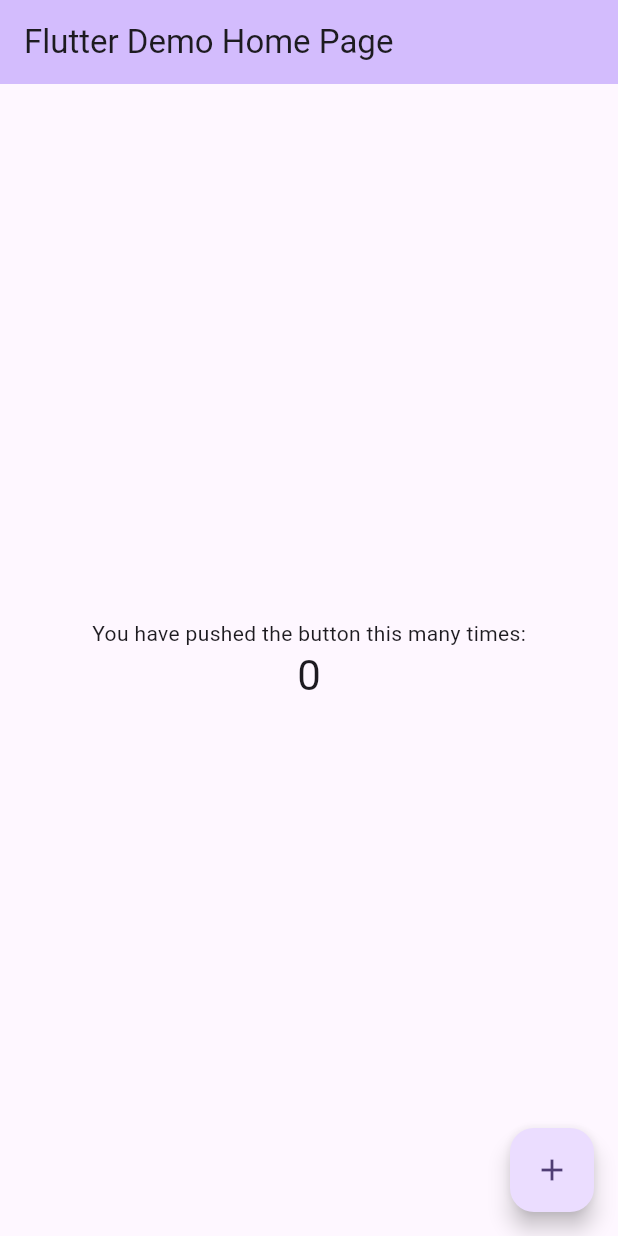
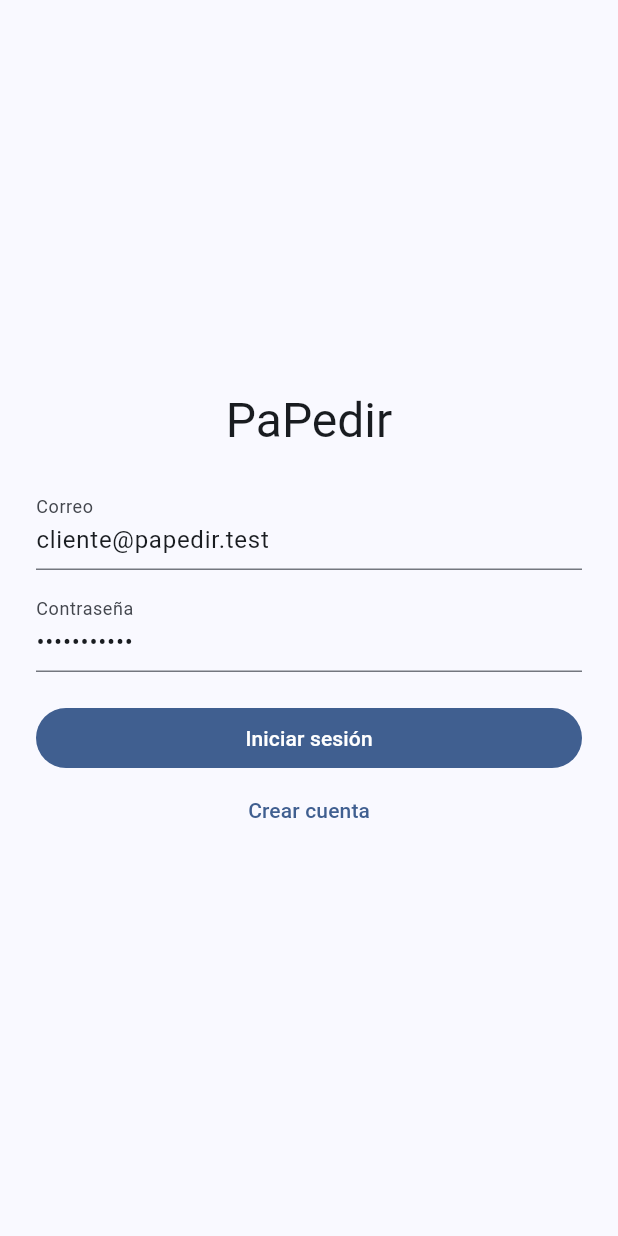
Before and after one commit to omarsyn/papedir-frontend, a Flutter app: the screen it shows after launch, on a phone screen of 412 x 824 dp. Run offline on Flutter 3.47's test engine with Material 3 defaults, Android fonts, the phone set to English and light mode, and no system bars; our stand-ins replace dio, flutter_riverpod, flutter_secure_storage.

Commit message:
feat(cliente): login y registro con la API de PaPedir

```diff
--- /dev/null
+++ b/apps/cliente/lib/config.dart
@@ -0,0 +1,4 @@
+const apiUrl = String.fromEnvironment(
+  'API_URL',
+  defaultValue: 'http://10.0.2.2:4010',
+);
--- /dev/null
+++ b/apps/cliente/lib/features/auth/screens/login_screen.dart
@@ -0,0 +1,101 @@
+import 'package:flutter/material.dart';
+import 'package:flutter_riverpod/flutter_riverpod.dart';
+import '../data/auth_repository.dart';
+import '../providers/auth_provider.dart';
+import 'register_screen.dart';
+
+class LoginScreen extends ConsumerStatefulWidget {
+  const LoginScreen({super.key});
+  @override
+  ConsumerState<LoginScreen> createState() => _LoginScreenState();
+}
+
+class _LoginScreenState extends ConsumerState<LoginScreen> {
+  final _form = GlobalKey<FormState>();
+  final _email = TextEditingController(text: 'cliente@papedir.test');
+  final _password = TextEditingController(text: 'PaPedir123!');
+  bool _cargando = false;
+  String? _error;
+
+  Future<void> _entrar() async {
+    if (!_form.currentState!.validate()) return;
+    setState(() {
+      _cargando = true;
+      _error = null;
+    });
+    try {
+      await ref
+          .read(sesionProvider.notifier)
+          .login(_email.text.trim(), _password.text);
+    } on ApiError catch (e) {
+      setState(() => _error = e.message);
+    } finally {
+      if (mounted) setState(() => _cargando = false);
+    }
+  }
+
+  @override
+  Widget build(BuildContext context) {
+    return Scaffold(
+      body: SafeArea(
+        child: Center(
+          child: SingleChildScrollView(
+            padding: const EdgeInsets.all(24),
+            child: Form(
+              key: _form,
+              child: Column(
+                mainAxisSize: MainAxisSize.min,
+                crossAxisAlignment: CrossAxisAlignment.stretch,
+                children: [
+                  Text('PaPedir',
+                      textAlign: TextAlign.center,
+                      style: Theme.of(context).textTheme.headlineLarge),
+                  const SizedBox(height: 24),
+                  TextFormField(
+                    controller: _email,
+                    keyboardType: TextInputType.emailAddress,
+                    decoration: const InputDecoration(labelText: 'Correo'),
+                    validator: (v) => (v == null || !v.contains('@'))
+                        ? 'Correo inválido'
+                        : null,
+                  ),
+                  const SizedBox(height: 12),
+                  TextFormField(
+                    controller: _password,
+                    obscureText: true,
+                    decoration: const InputDecoration(labelText: 'Contraseña'),
+                    validator: (v) => (v == null || v.length < 8)
+                        ? 'Mínimo 8 caracteres'
+                        : null,
+                  ),
+                  if (_error != null) ...[
+                    const SizedBox(height: 12),
+                    Text(_error!,
+                        style: TextStyle(
+                            color: Theme.of(context).colorScheme.error)),
+                  ],
+                  const SizedBox(height: 20),
+                  FilledButton(
+                    onPressed: _cargando ? null : _entrar,
+                    child: _cargando
+                        ? const SizedBox(
+                            height: 18,
+                            width: 18,
+                            child: CircularProgressIndicator(strokeWidth: 2))
+                        : const Text('Iniciar sesión'),
+                  ),
+                  TextButton(
+                    onPressed: () => Navigator.of(context).push(
+                        MaterialPageRoute(
+                            builder: (_) => const RegisterScreen())),
+                    child: const Text('Crear cuenta'),
+                  ),
+                ],
+              ),
+            ),
+          ),
+        ),
+      ),
+    );
+  }
+}
--- a/apps/cliente/lib/main.dart
+++ b/apps/cliente/lib/main.dart
@@ -1,122 +1,28 @@
 import 'package:flutter/material.dart';
+import 'package:flutter_riverpod/flutter_riverpod.dart';
+import 'features/auth/providers/auth_provider.dart';
+import 'features/auth/screens/login_screen.dart';
 
-void main() {
-  runApp(const MyApp());
-}
+void main() => runApp(const ProviderScope(child: PaPedirCliente()));
 
-class MyApp extends StatelessWidget {
-  const MyApp({super.key});
+class PaPedirCliente extends ConsumerWidget {
+  const PaPedirCliente({super.key});
 
-  // This widget is the root of your application.
   @override
-  Widget build(BuildContext context) {
+  Widget build(BuildContext context, WidgetRef ref) {
+    final usuario = ref.watch(sesionProvider);
     return MaterialApp(
-      title: 'Flutter Demo',
+      title: 'PaPedir',
       theme: ThemeData(
-        // This is the theme of your application.
-        //
-        // TRY THIS: Try running your application with "flutter run". You'll see
-        // the application has a purple toolbar. Then, without quitting the app,
-        // try changing the seedColor in the colorScheme below to Colors.green
-        // and then invoke "hot reload" (save your changes or press the "hot
-        // reload" button in a Flutter-supported IDE, or press "r" if you used
-        // the command line to start the app).
-        //
-        // Notice that the counter didn't reset back to zero; the application
-        // state is not lost during the reload. To reset the state, use hot
-        // restart instead.
-        //
-        // This works for code too, not just values: Most code changes can be
-        // tested with just a hot reload.
-        colorScheme: .fromSeed(seedColor: Colors.deepPurple),
+        colorScheme: ColorScheme.fromSeed(seedColor: const Color(0xFF1565C0)),
+        useMaterial3: true,
       ),
-      home: const MyHomePage(title: 'Flutter Demo Home Page'),
+      home: usuario == null
+          ? const LoginScreen()
+          : Scaffold(
+              appBar: AppBar(title: const Text('PaPedir')),
+              body: Center(child: Text('Hola, ${usuario.nombre}')),
+            ),
     );
   }
 }
-
-class MyHomePage extends StatefulWidget {
-  const MyHomePage({super.key, required this.title});
-
-  // This widget is the home page of your application. It is stateful, meaning
-  // that it has a State object (defined below) that contains fields that affect
-  // how it looks.
-
-  // This class is the configuration for the state. It holds the values (in this
-  // case the title) provided by the parent (in this case the App widget) and
-  // used by the build method of the State. Fields in a Widget subclass are
-  // always marked "final".
-
-  final String title;
-
-  @override
-  State<MyHomePage> createState() => _MyHomePageState();
-}
-
-class _MyHomePageState extends State<MyHomePage> {
-  int _counter = 0;
-
-  void _incrementCounter() {
-    setState(() {
-      // This call to setState tells the Flutter framework that something has
-      // changed in this State, which causes it to rerun the build method below
-      // so that the display can reflect the updated values. If we changed
-      // _counter without calling setState(), then the build method would not be
-      // called again, and so nothing would appear to happen.
-      _counter++;
-    });
-  }
-
-  @override
-  Widget build(BuildContext context) {
-    // This method is rerun every time setState is called, for instance as done
-    // by the _incrementCounter method above.
-    //
-    // The Flutter framework has been optimized to make rerunning build methods
-    // fast, so that you can just rebuild anything that needs updating rather
-    // than having to individually change instances of widgets.
-    return Scaffold(
-      appBar: AppBar(
-        // TRY THIS: Try changing the color here to a specific color (to
-        // Colors.amber, perhaps?) and trigger a hot reload to see the AppBar
-        // change color while the other colors stay the same.
-        backgroundColor: Theme.of(context).colorScheme.inversePrimary,
-        // Here we take the value from the MyHomePage object that was created by
-        // the App.build method, and use it to set our appbar title.
-        title: Text(widget.title),
-      ),
-      body: Center(
-        // Center is a layout widget. It takes a single child and positions it
-        // in the middle of the parent.
-        child: Column(
-          // Column is also a layout widget. It takes a list of children and
-          // arranges them vertically. By default, it sizes itself to fit its
-          // children horizontally, and tries to be as tall as its parent.
-          //
-          // Column has various properties to control how it sizes itself and
-          // how it positions its children. Here we use mainAxisAlignment to
-          // center the children vertically; the main axis here is the vertical
-          // axis because Columns are vertical (the cross axis would be
-          // horizontal).
-          //
-          // TRY THIS: Invoke "debug painting" (choose the "Toggle Debug Paint"
-          // action in the IDE, or press "p" in the console), to see the
-          // wireframe for each widget.
-          mainAxisAlignment: .center,
-          children: [
-            const Text('You have pushed the button this many times:'),
-            Text(
-              '$_counter',
-              style: Theme.of(context).textTheme.headlineMedium,
-            ),
-          ],
-        ),
-      ),
-      floatingActionButton: FloatingActionButton(
-        onPressed: _incrementCounter,
-        tooltip: 'Increment',
-        child: const Icon(Icons.add),
-      ),
-    );
-  }
-}
--- a/apps/cliente/pubspec.yaml
+++ b/apps/cliente/pubspec.yaml
@@ -13,6 +13,9 @@ dependencies:
     sdk: flutter
   papedir_core: ^0.1.0
   cupertino_icons: ^1.0.8
+  flutter_riverpod: ^3.5.0
+  dio: ^5.11.1
+  flutter_secure_storage: ^11.2.0
 
 dev_dependencies:
   flutter_test:
```
Also changed, not shown: apps/cliente/lib/features/auth/data/auth_repository.dart (added, +90 -0 lines), apps/cliente/lib/features/auth/providers/auth_provider.dart (added, +43 -0 lines), apps/cliente/lib/features/auth/screens/register_screen.dart (added, +140 -0 lines), pubspec.lock, 2 other files.
